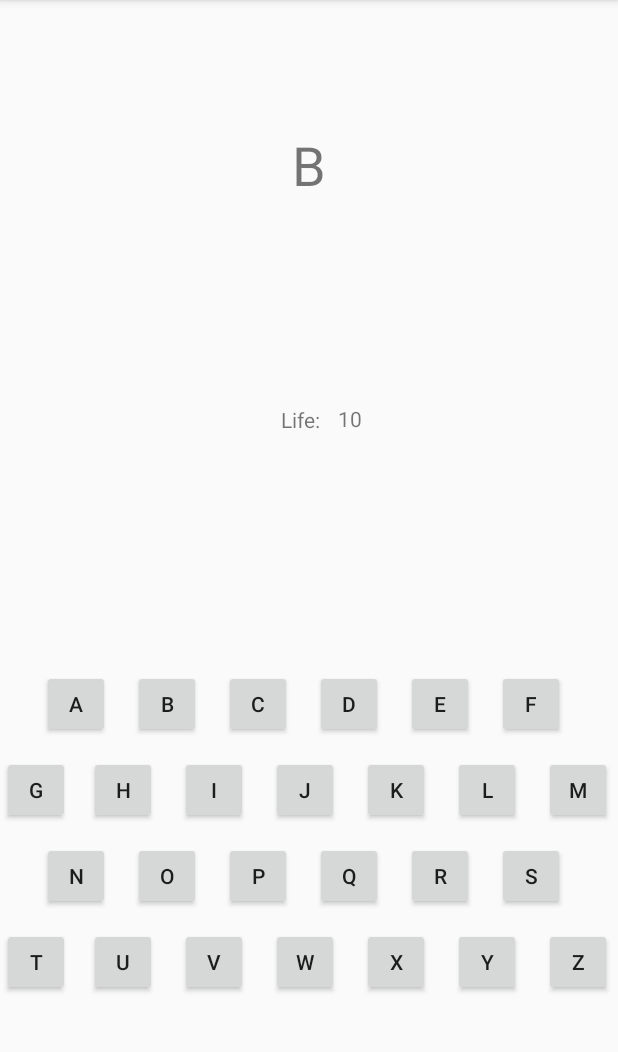
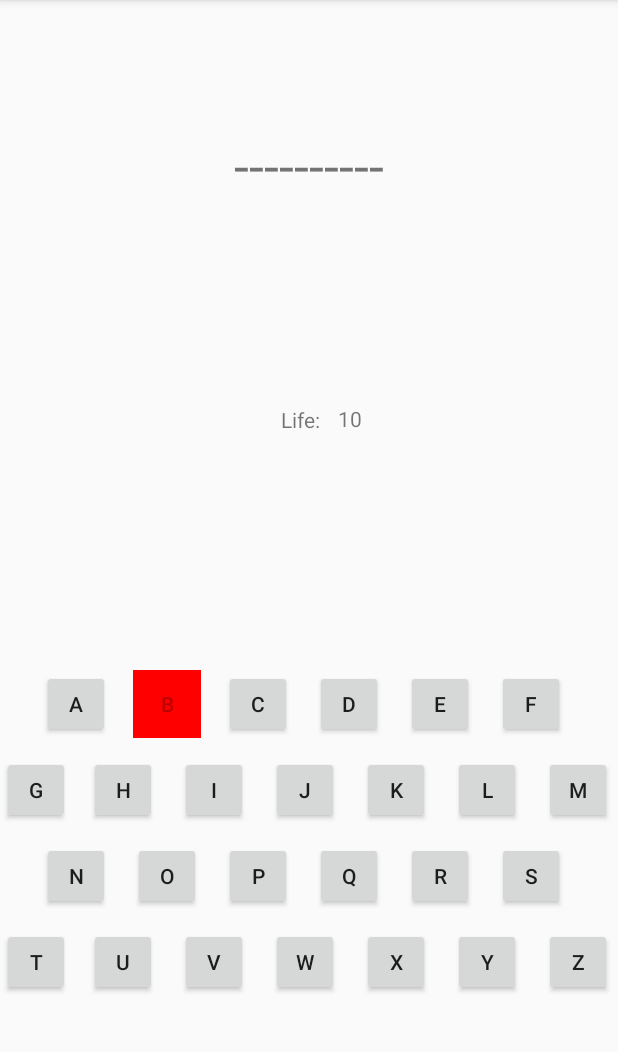
Before and after one commit to Xaantra/assignment-2-hangman-game, an Android app: the screen it shows after launch (MainActivity), after a tap on an icon or button, on a phone screen of 412 x 824 dp, the part 84-1136 px from its top. Run offline under Robolectric (Android 15) with nearby library versions, the phone set to English and light mode, and no system bars.

Commit message:
Implemented letter check and update display on textWord and Buttons

```diff
--- a/app/src/main/java/fr/isep/ii3510/assignment2/MainActivity.java
+++ b/app/src/main/java/fr/isep/ii3510/assignment2/MainActivity.java
@@ -7,6 +7,7 @@ import java.io.FileNotFoundException;
 import java.io.FileReader;
 
 import android.content.res.Resources;
+import android.graphics.Color;
 import android.os.Bundle;
 import android.util.Log;
 import android.view.View;
@@ -27,92 +28,95 @@ import java.util.Scanner;
 
 public class MainActivity extends AppCompatActivity {
 
+    String _hangmanWordGenerated;
+    Button buttonA,buttonB,buttonC,buttonD,buttonE,buttonF,buttonG,buttonH,buttonI,buttonJ,buttonK,buttonL,buttonM,buttonN,buttonO,buttonP,buttonQ,buttonR,buttonS,buttonT,buttonU,buttonV,buttonW,buttonX,buttonY,buttonZ;
+    TextView textWord;
+    TextView textLife;
+    TextView textLifeNumber;
 
     @Override
     protected void onCreate(Bundle savedInstanceState) {
         super.onCreate(savedInstanceState);
         setContentView(R.layout.activity_main);
-        final ArrayList<Button> listButtons = new ArrayList();
-        final TextView textWord = findViewById(R.id.textWord);
-        TextView textLife = findViewById(R.id.textLife);
-        TextView textLifeNumber = findViewById(R.id.textLifeNumber);
 
-        Button buttonA = findViewById(R.id.buttonA);
-        listButtons.add(buttonA);
-        Button buttonB = findViewById(R.id.buttonB);
-        listButtons.add(buttonB);
-        Button buttonC = findViewById(R.id.buttonC);
-        listButtons.add(buttonC);
-        Button buttonD = findViewById(R.id.buttonD);
-        listButtons.add(buttonD);
-        Button buttonE = findViewById(R.id.buttonE);
-        listButtons.add(buttonE);
-        Button buttonF = findViewById(R.id.buttonF);
-        listButtons.add(buttonF);
-        Button buttonG = findViewById(R.id.buttonG);
-        listButtons.add(buttonG);
-        Button buttonH = findViewById(R.id.buttonH);
-        listButtons.add(buttonH);
-        Button buttonI = findViewById(R.id.buttonI);
-        listButtons.add(buttonI);
-        Button buttonJ = findViewById(R.id.buttonJ);
-        listButtons.add(buttonJ);
-        Button buttonK = findViewById(R.id.buttonK);
-        listButtons.add(buttonK);
-        Button buttonL = findViewById(R.id.buttonL);
-        listButtons.add(buttonL);
-        Button buttonM = findViewById(R.id.buttonM);
-        listButtons.add(buttonM);
-        Button buttonN = findViewById(R.id.buttonN);
-        listButtons.add(buttonN);
-        Button buttonO = findViewById(R.id.buttonO);
-        listButtons.add(buttonO);
-        Button buttonP = findViewById(R.id.buttonP);
-        listButtons.add(buttonP);
-        Button buttonQ = findViewById(R.id.buttonQ);
-        listButtons.add(buttonQ);
-        Button buttonR = findViewById(R.id.buttonR);
-        listButtons.add(buttonR);
-        Button buttonS = findViewById(R.id.buttonS);
-        listButtons.add(buttonS);
-        Button buttonT = findViewById(R.id.buttonT);
-        listButtons.add(buttonT);
-        Button buttonU = findViewById(R.id.buttonU);
-        listButtons.add(buttonU);
-        Button buttonV = findViewById(R.id.buttonV);
-        listButtons.add(buttonV);
-        Button buttonW = findViewById(R.id.buttonW);
-        listButtons.add(buttonW);
-        Button buttonX = findViewById(R.id.buttonX);
-        listButtons.add(buttonX);
-        Button buttonY = findViewById(R.id.buttonY);
-        listButtons.add(buttonY);
-        Button buttonZ = findViewById(R.id.buttonZ);
-        listButtons.add(buttonZ);
 
+        textLife = findViewById(R.id.textLife);
+        textLifeNumber = findViewById(R.id.textLifeNumber);
+        textWord = findViewById(R.id.textWord);
+
+        buttonA = findViewById(R.id.buttonA);
+        buttonB = findViewById(R.id.buttonB);
+        buttonC = findViewById(R.id.buttonC);
+        buttonD = findViewById(R.id.buttonD);
+        buttonE = findViewById(R.id.buttonE);
+        buttonF = findViewById(R.id.buttonF);
+        buttonG = findViewById(R.id.buttonG);
+        buttonH = findViewById(R.id.buttonH);
+        buttonI = findViewById(R.id.buttonI);
+        buttonJ = findViewById(R.id.buttonJ);
+        buttonK = findViewById(R.id.buttonK);
+        buttonL = findViewById(R.id.buttonL);
+        buttonM = findViewById(R.id.buttonM);
+        buttonN = findViewById(R.id.buttonN);
+        buttonO = findViewById(R.id.buttonO);
+        buttonP = findViewById(R.id.buttonP);
+        buttonQ = findViewById(R.id.buttonQ);
+        buttonR = findViewById(R.id.buttonR);
+        buttonS = findViewById(R.id.buttonS);
+        buttonT = findViewById(R.id.buttonT);
+        buttonU = findViewById(R.id.buttonU);
+        buttonV = findViewById(R.id.buttonV);
+        buttonW = findViewById(R.id.buttonW);
+        buttonX = findViewById(R.id.buttonX);
+        buttonY = findViewById(R.id.buttonY);
+        buttonZ = findViewById(R.id.buttonZ);
+
+        _hangmanWordGenerated = generateWord();
+
+
+    }
+
+
+
+    public boolean checkLetter(String letter) {
+        boolean buttonColor = false;
+        char[] hangmanWordCurrChar = textWord.getText().toString().toCharArray();
+        for (int i = 0; i < _hangmanWordGenerated.length(); i++) {
+            if (_hangmanWordGenerated.charAt(i) == letter.charAt(0)) {
+                hangmanWordCurrChar[i] = letter.charAt(0);
+                buttonColor = true;
+            }
+        }
+        String updateString = new String(hangmanWordCurrChar);
+        textWord.setText(updateString);
+        return buttonColor;
+    }
+
+    public String generateWord(){
 
         Resources res = getResources();
         String[] hangmanWords = res.getStringArray(R.array.words_array);
 
         Random random = new Random();
         int randomWordInt = random.nextInt(hangmanWords.length);
-        String dashes = new String(new char[hangmanWords[randomWordInt].length()]).replace("\0", "-");
+        String hangmanWordGenerated = hangmanWords[randomWordInt];
+        String dashes = new String(new char[hangmanWordGenerated.length()]).replace("\0", "-");
         textWord.setText(dashes);
+        return hangmanWordGenerated;
 
-        Log.d("LIST", listButtons.toString());
+    }
 
-        for (int i=0; i < listButtons.size(); i++){
-            final int finalI = i;
-            listButtons.get(i).setOnClickListener(new View.OnClickListener(){
-                public void onClick(View v){
-                    textWord.setText(listButtons.get(finalI).getText());
-                }
-            });
+    public void onClick(View view) {
+        String value = ((Button) view).getText().toString();
+        boolean b = checkLetter(value);
+        if(b == false) {
+            ((Button) view).setBackgroundColor(Color.RED);
+            ((Button) view).setEnabled(false);
+        } else {
+            ((Button) view).setBackgroundColor(Color.GREEN);
+            ((Button) view).setEnabled(false);
+
         }
-
-
-
-
 
     }
 
--- a/app/src/main/res/layout/activity_main.xml
+++ b/app/src/main/res/layout/activity_main.xml
@@ -14,7 +14,8 @@
         android:layout_marginBottom="12dp"
         android:text="B"
         app:layout_constraintBottom_toTopOf="@+id/buttonI"
-        app:layout_constraintEnd_toStartOf="@+id/buttonC" />
+        app:layout_constraintEnd_toStartOf="@+id/buttonC"
+        android:onClick="onClick" />
 
 
     <Button
@@ -25,7 +26,8 @@
         android:layout_marginBottom="12dp"
         android:text="F"
         app:layout_constraintBottom_toTopOf="@+id/buttonM"
-        app:layout_constraintEnd_toEndOf="parent" />
+        app:layout_constraintEnd_toEndOf="parent"
+        android:onClick="onClick"/>
 
     <Button
         android:id="@+id/buttonV"
@@ -35,7 +37,8 @@
         android:layout_marginBottom="104dp"
         android:text="V"
         app:layout_constraintBottom_toBottomOf="parent"
-        app:layout_constraintEnd_toStartOf="@+id/buttonW" />
+        app:layout_constraintEnd_toStartOf="@+id/buttonW"
+        android:onClick="onClick"/>
 
     <Button
         android:id="@+id/buttonJ"
@@ -45,7 +48,8 @@
         android:layout_marginBottom="12dp"
         android:text="J"
         app:layout_constraintBottom_toTopOf="@+id/buttonP"
-        app:layout_constraintEnd_toStartOf="@+id/buttonK" />
+        app:layout_constraintEnd_toStartOf="@+id/buttonK"
+        android:onClick="onClick"/>
 
     <Button
         android:id="@+id/buttonG"
@@ -57,7 +61,8 @@
         android:text="G"
         app:layout_constraintBottom_toTopOf="@+id/buttonN"
         app:layout_constraintEnd_toStartOf="@+id/buttonH"
-        app:layout_constraintStart_toStartOf="parent" />
+        app:layout_constraintStart_toStartOf="parent"
+        android:onClick="onClick"/>
 
     <Button
         android:id="@+id/buttonE"
@@ -67,7 +72,8 @@
         android:layout_marginBottom="12dp"
         android:text="E"
         app:layout_constraintBottom_toTopOf="@+id/buttonK"
-        app:layout_constraintEnd_toStartOf="@+id/buttonF" />
+        app:layout_constraintEnd_toStartOf="@+id/buttonF"
+        android:onClick="onClick"/>
 
     <Button
         android:id="@+id/buttonN"
@@ -77,7 +83,8 @@
         android:layout_marginBottom="12dp"
         android:text="N"
         app:layout_constraintBottom_toTopOf="@+id/buttonU"
-        app:layout_constraintEnd_toStartOf="@+id/buttonO" />
+        app:layout_constraintEnd_toStartOf="@+id/buttonO"
+        android:onClick="onClick"/>
 
     <Button
         android:id="@+id/buttonZ"
@@ -87,7 +94,8 @@
         android:layout_marginBottom="104dp"
         android:text="Z"
         app:layout_constraintBottom_toBottomOf="parent"
-        app:layout_constraintEnd_toEndOf="parent" />
+        app:layout_constraintEnd_toEndOf="parent"
+        android:onClick="onClick"/>
 
     <Button
         android:id="@+id/buttonI"
@@ -97,7 +105,8 @@
         android:layout_marginBottom="12dp"
         android:text="I"
         app:layout_constraintBottom_toTopOf="@+id/buttonO"
-        app:layout_constraintEnd_toStartOf="@+id/buttonJ" />
+        app:layout_constraintEnd_toStartOf="@+id/buttonJ"
+        android:onClick="onClick"/>
 
     <Button
         android:id="@+id/buttonO"
@@ -107,7 +116,8 @@
         android:layout_marginBottom="12dp"
         android:text="O"
         app:layout_constraintBottom_toTopOf="@+id/buttonU"
-        app:layout_constraintEnd_toStartOf="@+id/buttonP" />
+        app:layout_constraintEnd_toStartOf="@+id/buttonP"
+        android:onClick="onClick"/>
 
     <Button
         android:id="@+id/buttonD"
@@ -117,7 +127,8 @@
         android:layout_marginBottom="12dp"
         android:text="D"
         app:layout_constraintBottom_toTopOf="@+id/buttonJ"
-        app:layout_constraintEnd_toStartOf="@+id/buttonE" />
+        app:layout_constraintEnd_toStartOf="@+id/buttonE"
+        android:onClick="onClick"/>
 
     <Button
         android:id="@+id/buttonP"
@@ -127,7 +138,8 @@
         android:layout_marginBottom="12dp"
         android:text="P"
         app:layout_constraintBottom_toTopOf="@+id/buttonW"
-        app:layout_constraintEnd_toStartOf="@+id/buttonQ" />
+        app:layout_constraintEnd_toStartOf="@+id/buttonQ"
+        android:onClick="onClick"/>
 
     <Button
         android:id="@+id/buttonQ"
@@ -137,7 +149,8 @@
         android:layout_marginBottom="12dp"
         android:text="Q"
         app:layout_constraintBottom_toTopOf="@+id/buttonW"
-        app:layout_constraintEnd_toStartOf="@+id/buttonR" />
+        app:layout_constraintEnd_toStartOf="@+id/buttonR"
+        android:onClick="onClick"/>
 
     <Button
         android:id="@+id/buttonW"
@@ -147,7 +160,8 @@
         android:layout_marginBottom="104dp"
         android:text="W"
         app:layout_constraintBottom_toBottomOf="parent"
-        app:layout_constraintEnd_toStartOf="@+id/buttonX" />
+        app:layout_constraintEnd_toStartOf="@+id/buttonX"
+        android:onClick="onClick"/>
 
     <Button
         android:id="@+id/buttonK"
@@ -157,7 +171,8 @@
         android:layout_marginBottom="12dp"
         android:text="K"
         app:layout_constraintBottom_toTopOf="@+id/buttonQ"
-        app:layout_constraintEnd_toStartOf="@+id/buttonL" />
+        app:layout_constraintEnd_toStartOf="@+id/buttonL"
+        android:onClick="onClick"/>
 
     <Button
         android:id="@+id/buttonM"
@@ -167,7 +182,8 @@
         android:layout_marginBottom="12dp"
         android:text="M"
         app:layout_constraintBottom_toTopOf="@+id/buttonS"
-        app:layout_constraintEnd_toEndOf="parent" />
+        app:layout_constraintEnd_toEndOf="parent"
+        android:onClick="onClick"/>
 
     <Button
         android:id="@+id/buttonU"
@@ -177,7 +193,8 @@
         android:layout_marginBottom="104dp"
         android:text="U"
         app:layout_constraintBottom_toBottomOf="parent"
-        app:layout_constraintEnd_toStartOf="@+id/buttonV" />
+        app:layout_constraintEnd_toStartOf="@+id/buttonV"
+        android:onClick="onClick"/>
 
     <Button
         android:id="@+id/buttonH"
@@ -187,7 +204,8 @@
         android:layout_marginBottom="12dp"
         android:text="H"
         app:layout_constraintBottom_toTopOf="@+id/buttonN"
-        app:layout_constraintEnd_toStartOf="@+id/buttonI" />
+        app:layout_constraintEnd_toStartOf="@+id/buttonI"
+        android:onClick="onClick"/>
 
     <Button
         android:id="@+id/buttonT"
@@ -199,7 +217,8 @@
         android:text="T"
         app:layout_constraintBottom_toBottomOf="parent"
         app:layout_constraintEnd_toStartOf="@+id/buttonU"
-        app:layout_constraintStart_toStartOf="parent" />
+        app:layout_constraintStart_toStartOf="parent"
+        android:onClick="onClick"/>
 
     <Button
         android:id="@+id/buttonS"
@@ -209,7 +228,8 @@
         android:layout_marginBottom="12dp"
         android:text="S"
         app:layout_constraintBottom_toTopOf="@+id/buttonZ"
-        app:layout_constraintEnd_toEndOf="parent" />
+        app:layout_constraintEnd_toEndOf="parent"
+        android:onClick="onClick"/>
 
     <Button
         android:id="@+id/buttonL"
@@ -219,7 +239,8 @@
         android:layout_marginBottom="12dp"
         android:text="L"
         app:layout_constraintBottom_toTopOf="@+id/buttonS"
-        app:layout_constraintEnd_toStartOf="@+id/buttonM" />
+        app:layout_constraintEnd_toStartOf="@+id/buttonM"
+        android:onClick="onClick"/>
 
     <Button
         android:id="@+id/buttonX"
@@ -229,7 +250,8 @@
         android:layout_marginBottom="104dp"
         android:text="X"
         app:layout_constraintBottom_toBottomOf="parent"
-        app:layout_constraintEnd_toStartOf="@+id/buttonY" />
+        app:layout_constraintEnd_toStartOf="@+id/buttonY"
+        android:onClick="onClick"/>
 
     <Button
         android:id="@+id/buttonA"
@@ -237,10 +259,10 @@
         android:layout_height="45dp"
         android:layout_marginEnd="15dp"
         android:layout_marginBottom="12dp"
-        android:onClick="testLetter"
         android:text="A"
         app:layout_constraintBottom_toTopOf="@+id/buttonG"
-        app:layout_constraintEnd_toStartOf="@+id/buttonB" />
+        app:layout_constraintEnd_toStartOf="@+id/buttonB"
+        android:onClick="onClick"/>
 
     <Button
         android:id="@+id/buttonY"
@@ -250,7 +272,8 @@
         android:layout_marginBottom="104dp"
         android:text="Y"
         app:layout_constraintBottom_toBottomOf="parent"
-        app:layout_constraintEnd_toStartOf="@+id/buttonZ" />
+        app:layout_constraintEnd_toStartOf="@+id/buttonZ"
+        android:onClick="onClick"/>
 
     <Button
         android:id="@+id/buttonC"
@@ -260,7 +283,8 @@
         android:layout_marginBottom="12dp"
         android:text="C"
         app:layout_constraintBottom_toTopOf="@+id/buttonJ"
-        app:layout_constraintEnd_toStartOf="@+id/buttonD" />
+        app:layout_constraintEnd_toStartOf="@+id/buttonD"
+        android:onClick="onClick"/>
 
     <Button
         android:id="@+id/buttonR"
@@ -270,7 +294,8 @@
         android:layout_marginBottom="12dp"
         android:text="R"
         app:layout_constraintBottom_toTopOf="@+id/buttonX"
-        app:layout_constraintEnd_toStartOf="@+id/buttonS" />
+        app:layout_constraintEnd_toStartOf="@+id/buttonS"
+        android:onClick="onClick"/>
 
     <TextView
         android:id="@+id/textWord"
--- a/app/src/main/res/values/strings.xml
+++ b/app/src/main/res/values/strings.xml
@@ -1,13 +1,13 @@
 <resources>
     <string name="app_name">Assignment 2</string>
     <string-array name="words_array">
-        <item>Balance</item>
-        <item>Chaise</item>
-        <item>Jambon</item>
-        <item>Banc</item>
-        <item>Machine</item>
-        <item>Ordinateur</item>
-        <item>Microphone</item>
-        <item>Clavier</item>
+        <item>BALANCE</item>
+        <item>CHAISE</item>
+        <item>JAMBON</item>
+        <item>BANC</item>
+        <item>MACHINE</item>
+        <item>ORDINATEUR</item>
+        <item>MICROPHONE</item>
+        <item>CLAVIER</item>
     </string-array>
 </resources>
```
